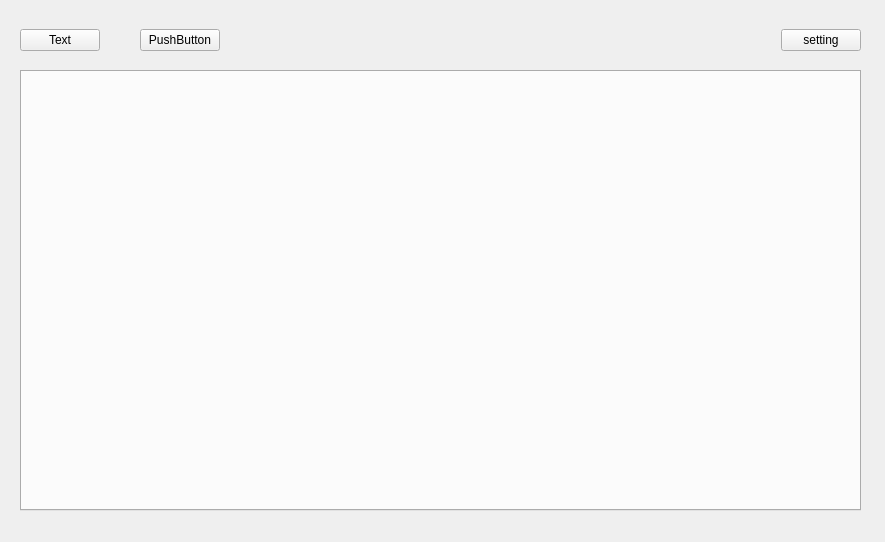
The window that ui/FinTranslatorMainWidget.ui (KimYubin/SolTranslator) describes before a commit, drawn with Qt 5.
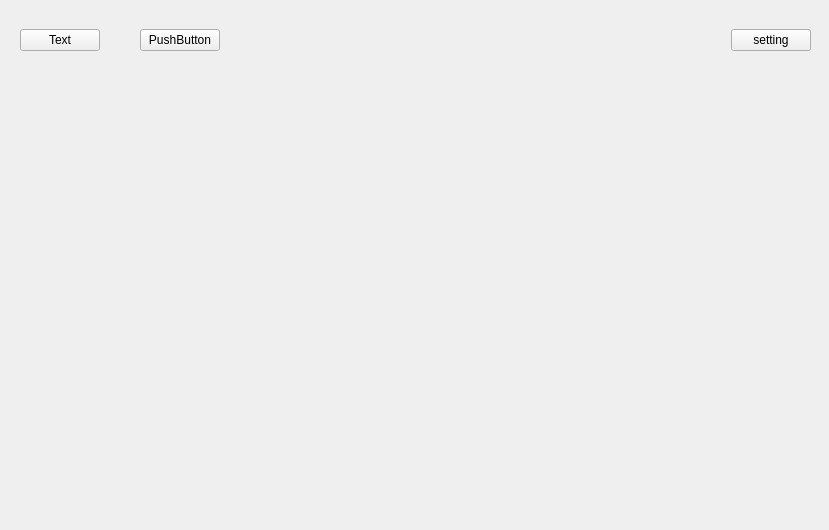
The same window after the commit.

```diff
--- a/ui/FinTranslatorMainWidget.ui
+++ b/ui/FinTranslatorMainWidget.ui
@@ -6,8 +6,8 @@
    <rect>
     <x>0</x>
     <y>0</y>
-    <width>885</width>
-    <height>542</height>
+    <width>829</width>
+    <height>530</height>
    </rect>
   </property>
   <property name="windowTitle">
@@ -21,7 +21,7 @@
     <rect>
      <x>10</x>
      <y>10</y>
-     <width>861</width>
+     <width>811</width>
      <height>511</height>
     </rect>
    </property>
@@ -47,19 +47,6 @@
     <item row="2" column="0">
      <layout class="QHBoxLayout" name="statusLayout"/>
     </item>
-    <item row="1" column="0">
-     <widget class="QTabWidget" name="mainTabWidget">
-      <property name="tabPosition">
-       <enum>QTabWidget::TabPosition::North</enum>
-      </property>
-      <property name="tabShape">
-       <enum>QTabWidget::TabShape::Rounded</enum>
-      </property>
-      <property name="currentIndex">
-       <number>-1</number>
-      </property>
-     </widget>
-    </item>
     <item row="0" column="0">
      <layout class="QHBoxLayout" name="tabBarLayout">
       <property name="spacing">
@@ -114,6 +101,9 @@
       </item>
      </layout>
     </item>
+    <item row="1" column="0">
+     <widget class="QStackedWidget" name="mainStackedWidget"/>
+    </item>
    </layout>
   </widget>
  </widget>
```
